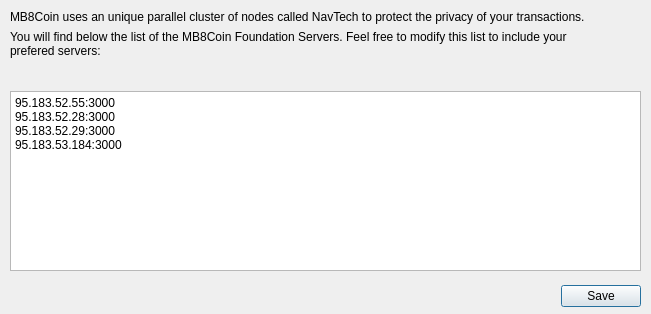
MB8Coin/mb8coin-core, file src/qt/mb8serverinit.ui: the form before one commit.
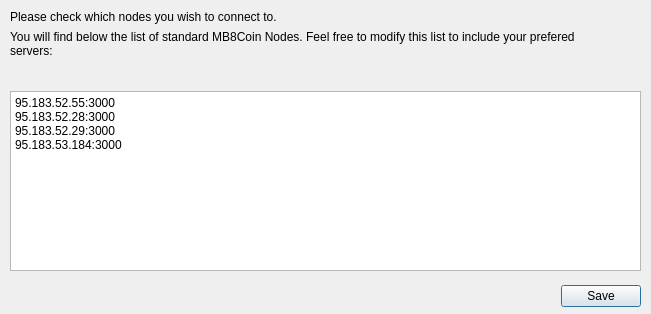
The form after the commit.

```diff
--- a/src/qt/mb8serverinit.ui
+++ b/src/qt/mb8serverinit.ui
@@ -40,7 +40,7 @@
        <bool>false</bool>
       </property>
       <property name="text">
-       <string>MB8Coin uses an unique parallel cluster of nodes called NavTech to protect the privacy of your transactions.</string>
+       <string>Please check which nodes you wish to connect to.</string>
       </property>
       <property name="wordWrap">
        <bool>true</bool>
@@ -69,7 +69,7 @@
        </size>
       </property>
       <property name="text">
-       <string>You will find below the list of the MB8Coin Foundation Servers. Feel free to modify this list to include your prefered servers:</string>
+       <string>You will find below the list of standard MB8Coin Nodes. Feel free to modify this list to include your prefered servers:</string>
       </property>
       <property name="wordWrap">
        <bool>true</bool>
```
Left out of the diff: 8 changed lines with no effect on the pictures.
